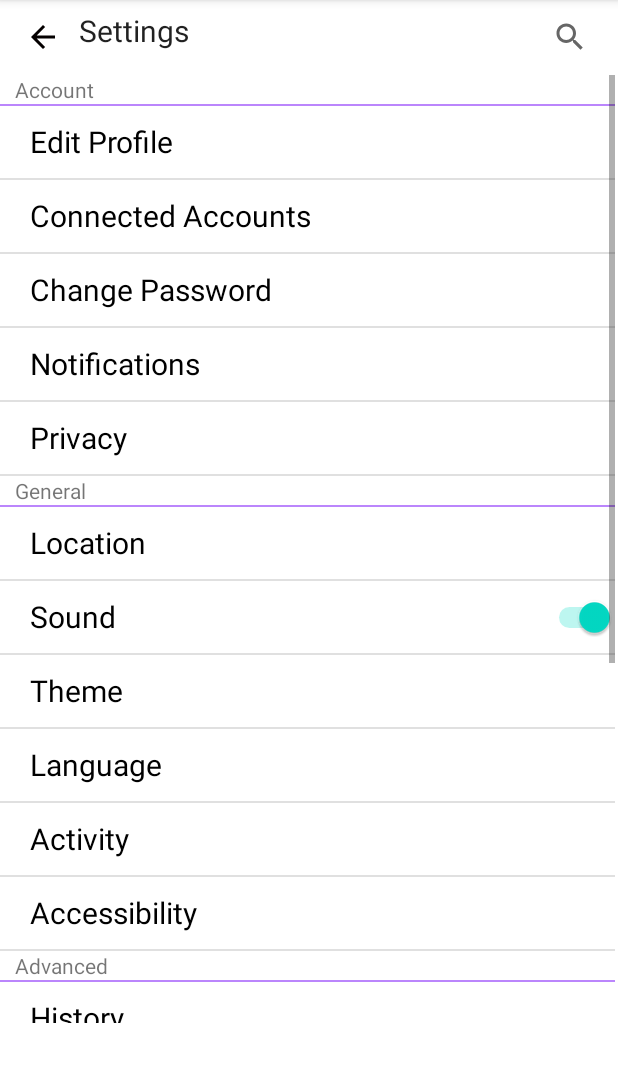
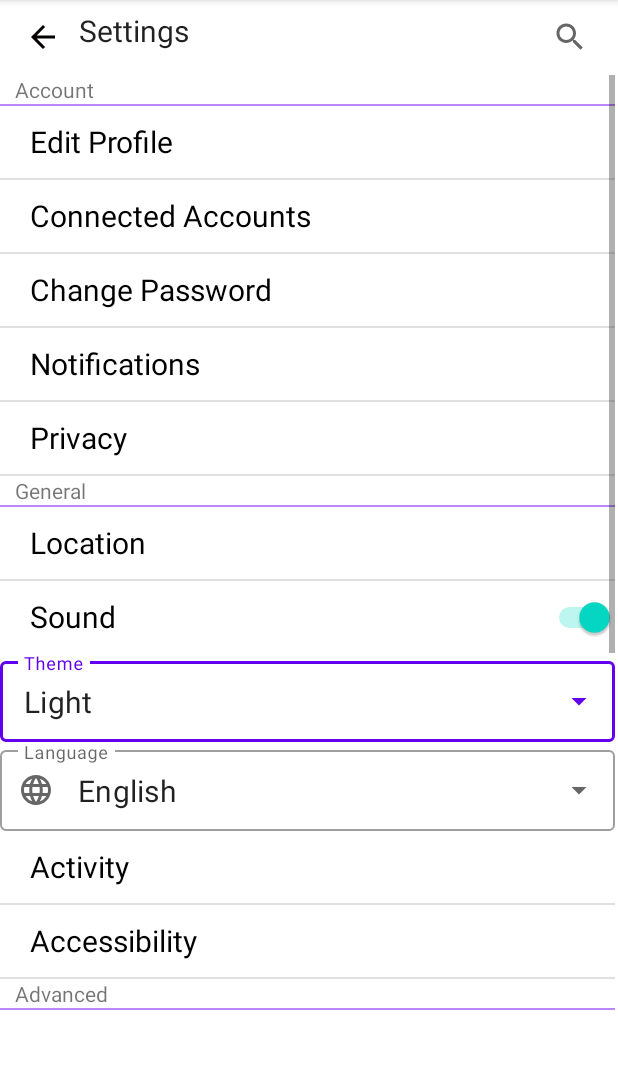
Before and after one commit to DevUbik/RateIT, an Android app: the SettingsPageActivity screen opened directly, with no data from a screen before it, on a phone screen of 412 x 824 dp, the part 84-1166 px from its top. Run offline under Robolectric (Android 15) with nearby library versions, the phone set to English and light mode, and no system bars.

Commit message:
Done the following: -added a dropdown menu for Language and Theme -added a switch for Location

```diff
--- a/app/src/main/java/com/pregatit/rateit/SettingsPageActivity.java
+++ b/app/src/main/java/com/pregatit/rateit/SettingsPageActivity.java
@@ -7,6 +7,8 @@ import android.content.Intent;
 import android.content.SharedPreferences;
 import android.os.Bundle;
 import android.view.View;
+import android.widget.ArrayAdapter;
+import android.widget.AutoCompleteTextView;
 import android.widget.Switch;
 import android.widget.TextView;
 import android.widget.Toast;
@@ -55,6 +57,19 @@ public class SettingsPageActivity extends AppCompatActivity {
                 Toast.makeText(view.getContext(), "Connected Accounts",Toast.LENGTH_LONG).show();
             }
         });
+
+        //dropdown pentru language
+        String[] lg = getResources().getStringArray(R.array.languages);
+        ArrayAdapter<String> arrayAdapterLg = new ArrayAdapter<String>(this,R.layout.dropdown_language,lg);
+        AutoCompleteTextView autoCompleteTextViewLg = findViewById(R.id.autoCompleteTextLanguage);
+        autoCompleteTextViewLg.setAdapter(arrayAdapterLg);
+
+        //dropdown pentru theme
+        String[] th = getResources().getStringArray(R.array.themes);
+        ArrayAdapter<String> arrayAdapterTh = new ArrayAdapter<String>(this,R.layout.dropdown_theme,th);
+        AutoCompleteTextView autoCompleteTextViewTh = findViewById(R.id.autoCompleteTextTheme);
+        autoCompleteTextViewTh.setAdapter(arrayAdapterTh);
+
     }
 
     public void OnImageButtonClick(View v)
--- /dev/null
+++ b/app/src/main/java/com/pregatit/rateit/db/entities/Language.java
@@ -0,0 +1,4 @@
+package com.pregatit.rateit.db.entities;
+
+public class Language {
+}
--- /dev/null
+++ b/app/src/main/java/com/pregatit/rateit/db/entities/Location.java
@@ -0,0 +1,4 @@
+package com.pregatit.rateit.db.entities;
+
+public class Location {
+}
--- /dev/null
+++ b/app/src/main/java/com/pregatit/rateit/db/entities/Sound.java
@@ -0,0 +1,4 @@
+package com.pregatit.rateit.db.entities;
+
+public class Sound {
+}
--- /dev/null
+++ b/app/src/main/java/com/pregatit/rateit/db/entities/Theme.java
@@ -0,0 +1,4 @@
+package com.pregatit.rateit.db.entities;
+
+public class Theme {
+}
--- /dev/null
+++ b/app/src/main/res/drawable/ic_account_circle_24.xml
@@ -0,0 +1,10 @@
+<vector xmlns:android="http://schemas.android.com/apk/res/android"
+    android:width="24dp"
+    android:height="24dp"
+    android:viewportWidth="24"
+    android:viewportHeight="24"
+    android:tint="?attr/colorControlNormal">
+  <path
+      android:fillColor="@android:color/white"
+      android:pathData="M12,2C6.48,2 2,6.48 2,12s4.48,10 10,10 10,-4.48 10,-10S17.52,2 12,2zM12,5c1.66,0 3,1.34 3,3s-1.34,3 -3,3 -3,-1.34 -3,-3 1.34,-3 3,-3zM12,19.2c-2.5,0 -4.71,-1.28 -6,-3.22 0.03,-1.99 4,-3.08 6,-3.08 1.99,0 5.97,1.09 6,3.08 -1.29,1.94 -3.5,3.22 -6,3.22z"/>
+</vector>
--- /dev/null
+++ b/app/src/main/res/drawable/ic_language_24.xml
@@ -0,0 +1,10 @@
+<vector xmlns:android="http://schemas.android.com/apk/res/android"
+    android:width="24dp"
+    android:height="24dp"
+    android:viewportWidth="24"
+    android:viewportHeight="24"
+    android:tint="?attr/colorControlNormal">
+  <path
+      android:fillColor="@android:color/white"
+      android:pathData="M11.99,2C6.47,2 2,6.48 2,12s4.47,10 9.99,10C17.52,22 22,17.52 22,12S17.52,2 11.99,2zM18.92,8h-2.95c-0.32,-1.25 -0.78,-2.45 -1.38,-3.56 1.84,0.63 3.37,1.91 4.33,3.56zM12,4.04c0.83,1.2 1.48,2.53 1.91,3.96h-3.82c0.43,-1.43 1.08,-2.76 1.91,-3.96zM4.26,14C4.1,13.36 4,12.69 4,12s0.1,-1.36 0.26,-2h3.38c-0.08,0.66 -0.14,1.32 -0.14,2 0,0.68 0.06,1.34 0.14,2L4.26,14zM5.08,16h2.95c0.32,1.25 0.78,2.45 1.38,3.56 -1.84,-0.63 -3.37,-1.9 -4.33,-3.56zM8.03,8L5.08,8c0.96,-1.66 2.49,-2.93 4.33,-3.56C8.81,5.55 8.35,6.75 8.03,8zM12,19.96c-0.83,-1.2 -1.48,-2.53 -1.91,-3.96h3.82c-0.43,1.43 -1.08,2.76 -1.91,3.96zM14.34,14L9.66,14c-0.09,-0.66 -0.16,-1.32 -0.16,-2 0,-0.68 0.07,-1.35 0.16,-2h4.68c0.09,0.65 0.16,1.32 0.16,2 0,0.68 -0.07,1.34 -0.16,2zM14.59,19.56c0.6,-1.11 1.06,-2.31 1.38,-3.56h2.95c-0.96,1.65 -2.49,2.93 -4.33,3.56zM16.36,14c0.08,-0.66 0.14,-1.32 0.14,-2 0,-0.68 -0.06,-1.34 -0.14,-2h3.38c0.16,0.64 0.26,1.31 0.26,2s-0.1,1.36 -0.26,2h-3.38z"/>
+</vector>
--- a/app/src/main/res/layout/activity_settings_page.xml
+++ b/app/src/main/res/layout/activity_settings_page.xml
@@ -4,6 +4,7 @@
     xmlns:tools="http://schemas.android.com/tools"
     android:layout_width="match_parent"
     android:layout_height="match_parent"
+    android:focusable="auto"
     tools:context=".SettingsPageActivity">
 
     <androidx.constraintlayout.widget.ConstraintLayout
@@ -239,49 +240,48 @@
                 android:textColor="#000000"
                 android:textSize="20sp" />
 
-            <View
-                android:id="@+id/divider25"
+            <com.google.android.material.textfield.TextInputLayout
+                style="@style/Widget.MaterialComponents.TextInputLayout.OutlinedBox.Dense.ExposedDropdownMenu"
                 android:layout_width="match_parent"
-                android:layout_height="1dp"
-                android:background="?android:attr/listDivider" />
+                android:layout_height="match_parent"
+                android:fadingEdge="horizontal|vertical|none"
+                android:focusable="auto">
 
-            <TextView
-                android:id="@+id/themeText"
+                <AutoCompleteTextView
+                    android:id="@+id/autoCompleteTextTheme"
+                    android:layout_width="match_parent"
+                    android:layout_height="match_parent"
+                    android:layout_weight="1"
+                    android:fadingEdge="horizontal|vertical|none"
+                    android:focusable="auto"
+                    android:focusableInTouchMode="true"
+                    android:hint="@string/theme"
+                    android:inputType="none"
+                    android:text="@string/light"
+                    android:textSize="20sp"  />
+            </com.google.android.material.textfield.TextInputLayout>
+
+            <com.google.android.material.textfield.TextInputLayout
+                style="@style/Widget.MaterialComponents.TextInputLayout.OutlinedBox.Dense.ExposedDropdownMenu"
                 android:layout_width="match_parent"
-                android:layout_height="48dp"
-                android:clickable="true"
-                android:focusable="true"
-                android:paddingStart="20sp"
-                android:paddingTop="10sp"
-                android:text="@string/theme"
-                android:textAlignment="gravity"
-                android:textColor="#000000"
-                android:textSize="20sp" />
+                android:layout_height="match_parent"
+                android:fadingEdge="horizontal|vertical|none"
+                android:focusable="auto"
+                app:startIconDrawable="@drawable/ic_language_24">
 
-            <View
-                android:id="@+id/divider26"
-                android:layout_width="match_parent"
-                android:layout_height="1dp"
-                android:background="?android:attr/listDivider" />
-
-            <TextView
-                android:id="@+id/languageText"
-                android:layout_width="match_parent"
-                android:layout_height="48dp"
-                android:clickable="true"
-                android:focusable="true"
-                android:paddingStart="20sp"
-                android:paddingTop="10sp"
-                android:text="@string/language"
-                android:textAlignment="gravity"
-                android:textColor="#000000"
-                android:textSize="20sp" />
-
-            <View
-                android:id="@+id/divider27"
-                android:layout_width="match_parent"
-                android:layout_height="1dp"
-                android:background="?android:attr/listDivider" />
+                <AutoCompleteTextView
+                    android:id="@+id/autoCompleteTextLanguage"
+                    android:layout_width="match_parent"
+                    android:layout_height="match_parent"
+                    android:layout_weight="1"
+                    android:fadingEdge="horizontal|vertical|none"
+                    android:focusable="auto"
+                    android:focusableInTouchMode="true"
+                    android:hint="@string/language"
+                    android:inputType="none"
+                    android:text="@string/english"
+                    android:textSize="20sp" />
+            </com.google.android.material.textfield.TextInputLayout>
 
             <TextView
                 android:id="@+id/activityText"
--- /dev/null
+++ b/app/src/main/res/layout/dropdown_language.xml
@@ -0,0 +1,9 @@
+<TextView xmlns:android="http://schemas.android.com/apk/res/android"
+    android:id="@+id/textView4"
+    android:layout_width="match_parent"
+    android:layout_height="wrap_content"
+    android:padding="10sp"
+    android:text="TextView"
+    android:textColor="#000000"
+    android:textSize="20sp"
+    android:textStyle="bold" />
--- /dev/null
+++ b/app/src/main/res/layout/dropdown_theme.xml
@@ -0,0 +1,9 @@
+<TextView xmlns:android="http://schemas.android.com/apk/res/android"
+    android:id="@+id/textView10"
+    android:layout_width="match_parent"
+    android:layout_height="wrap_content"
+    android:padding="10sp"
+    android:text="TextView"
+    android:textColor="#000000"
+    android:textSize="20sp"
+    android:textStyle="bold" />
--- a/app/src/main/res/values/strings.xml
+++ b/app/src/main/res/values/strings.xml
@@ -41,12 +41,23 @@
     <string name="rules_community_guidelines"><![CDATA[Rules & Community Guidelines]]></string>
     <string name="backup">Backup</string>
     <string name="faq">FAQ</string>
+    <string name="english">English</string>
+    <string name="light">Light</string>
     <string-array name="food">
         <item>Categories</item>
         <item>Fast-food</item>
         <item>Desert</item>
     </string-array>
 
+    <string-array name="languages">
+        <item>English</item>
+        <item>française</item>
+        <item>română</item>
+    </string-array>
 
-
+    <string-array name="themes">
+        <item>Light</item>
+        <item>Dark</item>
+        <item>Default</item>
+    </string-array>
 </resources>
```
